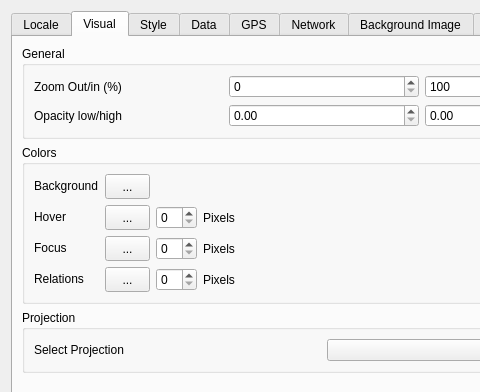
openstreetmap/merkaartor, file Preferences/PreferencesDialog.ui: the form before one commit; both pictures show x 0 to 480 and y 0 to 392 of the 648 by 494 pixel window.
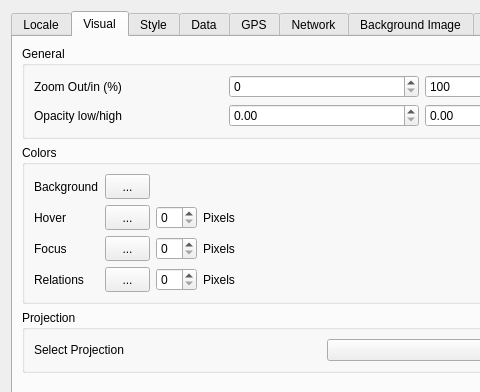
The form after the commit. The open tabs and pages were chosen to show the change.

What changed in the file:
```diff
--- a/Preferences/PreferencesDialog.ui
+++ b/Preferences/PreferencesDialog.ui
@@ -189,7 +189,7 @@
          <property name="title" >
           <string>Colors</string>
          </property>
-         <layout class="QFormLayout" name="formLayout" >
+         <layout class="QGridLayout" name="formLayout" >
           <item row="0" column="0" >
            <widget class="QLabel" name="label_8" >
             <property name="text" >
```
